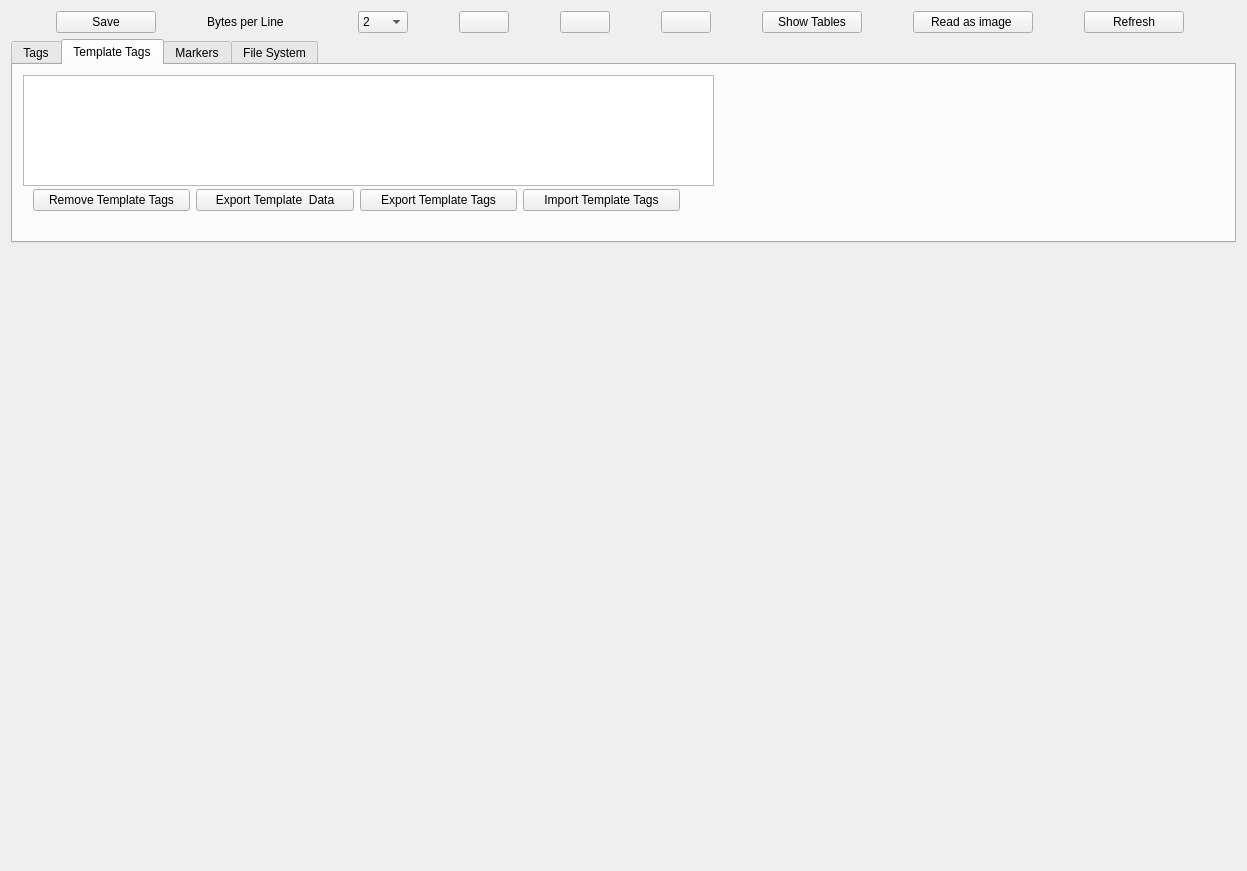
SumuriLLC/hex-viewer-SUMURI, file hexviewerform.ui: the form before one commit.
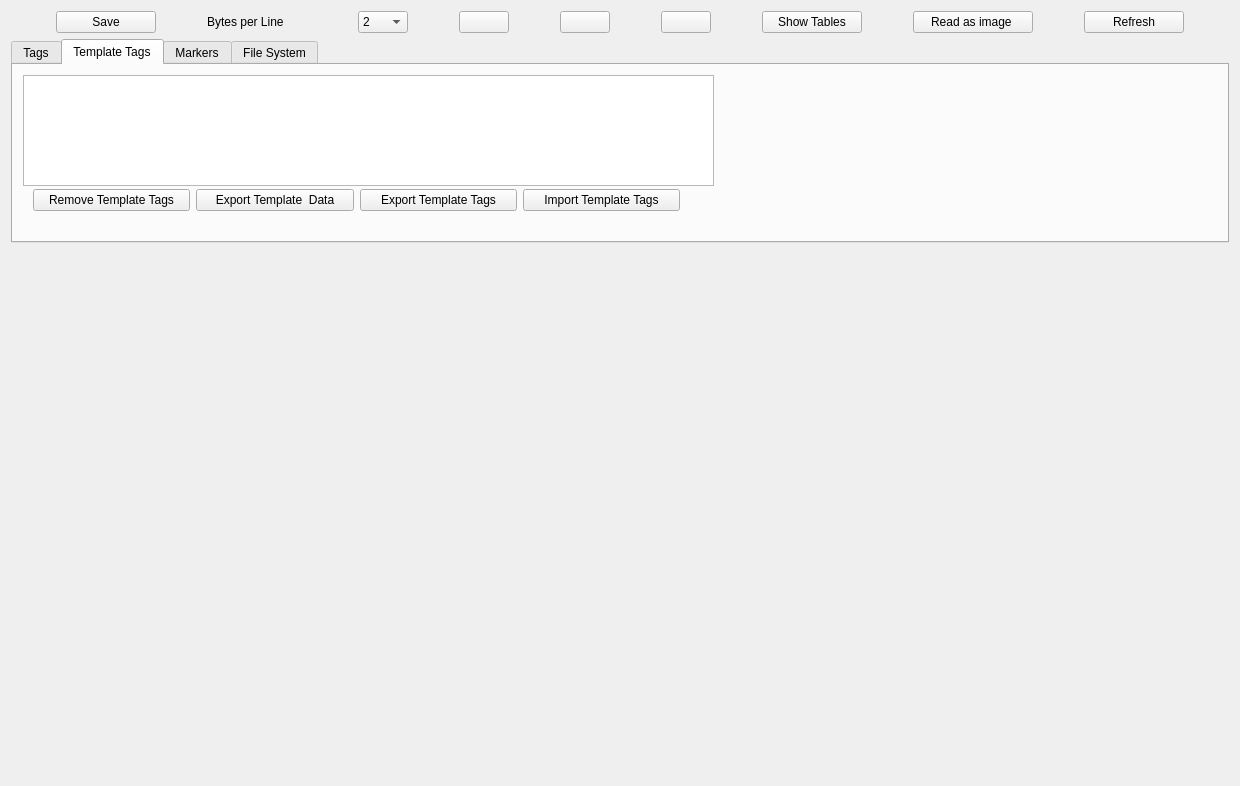
The form after the commit. The open tabs and pages were chosen to show the change. Icons and pictures are not drawn. Custom widgets are drawn as their Qt base class.

```diff
--- a/hexviewerform.ui
+++ b/hexviewerform.ui
@@ -6,8 +6,8 @@
    <rect>
     <x>0</x>
     <y>0</y>
-    <width>1247</width>
-    <height>871</height>
+    <width>1240</width>
+    <height>786</height>
    </rect>
   </property>
   <property name="windowTitle">
```
Left out of the diff: 2 changed lines with no effect on the pictures.
